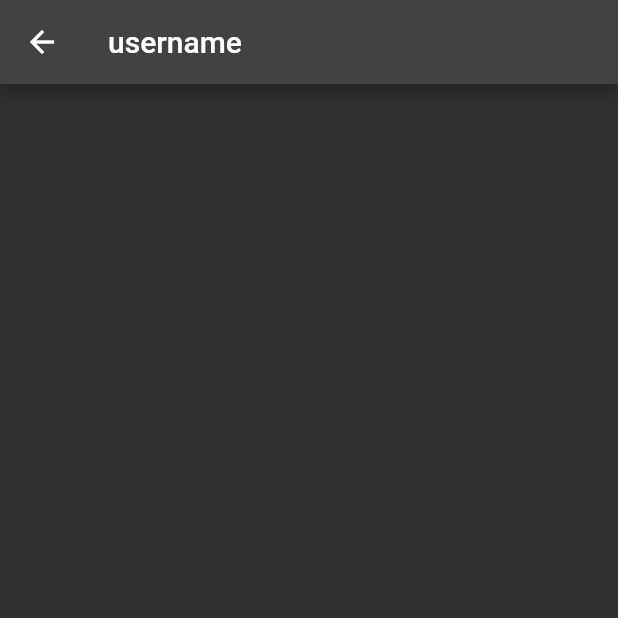
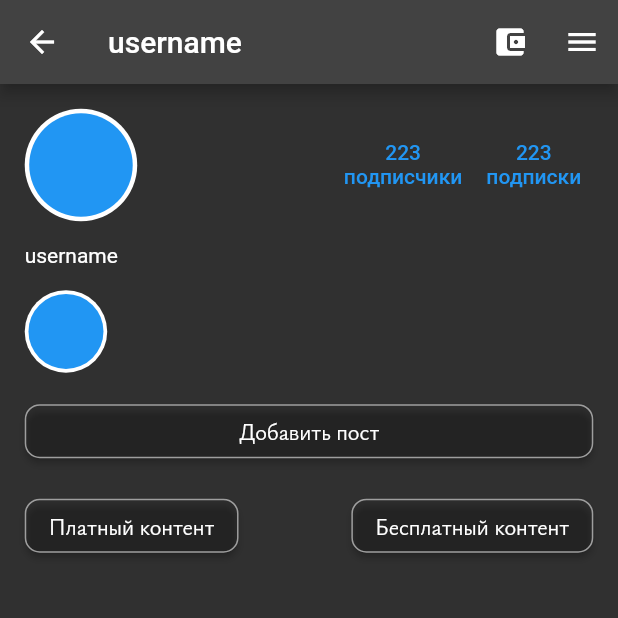
Before and after one commit to Young-dog/resource_app_test, a Flutter app: the ProfileScreen screen opened by its route, on a phone screen of 412 x 824 dp, the top half of it. Run offline on Flutter 3.47's test engine with Material 2 defaults, Android fonts, the phone set to English and light mode, and no system bars; our stand-ins replace cloud_firestore, equatable, firebase_auth, firebase_core, flutter_bloc, flutter_svg and 1 more; accounts and stored records are empty; statements that could not run were skipped.

Commit message:
Working on profile_screen

```diff
--- a/lib/features/profile/view/profile_screen.dart
+++ b/lib/features/profile/view/profile_screen.dart
@@ -1,19 +1,92 @@
 import 'package:flutter/material.dart';
+import 'package:resourse_app/features/profile/widget/followers_buttons.dart';
+import '../../../theme/style_for_text.dart';
+import '../../auth/widgets/button_for_auth_screen.dart';
+import '../widget/descriptions_for_profile.dart';
+import '../widget/save_histories.dart';
+import '../widget/user_image.dart';
 
 class ProfileScreen extends StatelessWidget {
   static const String id = 'profile_screen';
+
   const ProfileScreen({Key? key}) : super(key: key);
 
   @override
   Widget build(BuildContext context) {
-    return Scaffold(
-      appBar: AppBar(
-        title: Text('username'),
-      ),
-      body: Column(
-        children: <Widget>[
+    final theme = Theme
+        .of(context)
+        .textTheme;
+    double wh = MediaQuery
+        .of(context)
+        .size
+        .width;
+    double hh = MediaQuery
+        .of(context)
+        .size
+        .height;
 
-        ],
+    return SafeArea(
+      child: Scaffold(
+        appBar: AppBar(
+          title: const Text('username'),
+          actions: [
+            IconButton(
+              onPressed: () {},
+              icon: const Icon(Icons.account_balance_wallet),
+            ),
+            IconButton(
+              onPressed: () {},
+              icon: const Icon(Icons.menu),
+            ),
+          ],
+        ),
+        body: Padding(
+          padding: EdgeInsets.symmetric(
+              horizontal: wh * 0.04, vertical: hh * 0.02),
+          child: ListView(
+            children: <Widget>[
+              const Row(
+                mainAxisAlignment: MainAxisAlignment.spaceBetween,
+                children: <Widget>[
+                  UserImage(),
+                  FollowersButtons(),
+                ],
+              ),
+              const SizedBox(height: 15,),
+              const DescriptionsForProfile(),
+              const SizedBox(height: 15,),
+              const Align(alignment: Alignment.centerLeft, child: SaveHistories(),),
+              const SizedBox(height: 15,),
+              ButtonForAuthScreen(
+                name: 'Добавить пост',
+                theme: styleForButtonAuth,
+                type: false,
+                color: Colors.transparent,
+                voidCallback: () {},
+              ),
+              const SizedBox(height: 15,),
+              Row(
+                mainAxisAlignment: MainAxisAlignment.spaceBetween,
+                children: <Widget>[
+                  ButtonForAuthScreen(
+                    name: 'Платный контент',
+                    theme: styleForButtonAuth,
+                    type: false,
+                    color: Colors.transparent,
+                    voidCallback: () {},
+                  ),
+                  ButtonForAuthScreen(
+                    name: 'Бесплатный контент',
+                    theme: styleForButtonAuth,
+                    type: false,
+                    color: Colors.transparent,
+                    voidCallback: () {},
+                  ),
+                ],
+              ),
+            ],
+          ),
+        ),
       ),
     );
   }
--- /dev/null
+++ b/lib/features/profile/widget/descriptions_for_profile.dart
@@ -0,0 +1,10 @@
+import 'package:flutter/material.dart';
+
+class DescriptionsForProfile extends StatelessWidget {
+  const DescriptionsForProfile({Key? key}) : super(key: key);
+
+  @override
+  Widget build(BuildContext context) {
+    return const Text("username");
+  }
+}
--- a/lib/features/profile/widget/fllowers_buttons.dart
+++ /dev/null
@@ -1,10 +0,0 @@
-import 'package:flutter/material.dart';
-
-class FollowersButtons extends StatelessWidget {
-  const FollowersButtons({Key? key}) : super(key: key);
-
-  @override
-  Widget build(BuildContext context) {
-    return const Placeholder();
-  }
-}
--- /dev/null
+++ b/lib/features/profile/widget/followers_buttons.dart
@@ -0,0 +1,34 @@
+import 'package:flutter/material.dart';
+
+class FollowersButtons extends StatelessWidget {
+  const FollowersButtons({Key? key}) : super(key: key);
+
+  @override
+  Widget build(BuildContext context) {
+    double wh = MediaQuery.of(context).size.width;
+
+    return Row(
+      mainAxisAlignment: MainAxisAlignment.spaceBetween,
+      children: <Widget>[
+        TextButton(
+          onPressed: () {},
+          child: const Column(
+            children: [
+              Text('223'),
+              Text('подписчики'),
+            ],
+          ),
+        ),
+        TextButton(
+          onPressed: () {},
+          child: const Column(
+            children: [
+              Text('223'),
+              Text('подписки'),
+            ],
+          ),
+        ),
+      ],
+    );
+  }
+}
--- /dev/null
+++ b/lib/features/profile/widget/save_histories.dart
@@ -0,0 +1,27 @@
+import 'package:flutter/material.dart';
+
+class SaveHistories extends StatelessWidget {
+  const SaveHistories({Key? key}) : super(key: key);
+
+  @override
+  Widget build(BuildContext context) {
+
+    return Container(
+      width:55,
+      height: 55,
+      decoration: const BoxDecoration(
+        shape: BoxShape.circle,
+        color: Colors.white,
+      ),
+      child: Padding(
+        padding: const EdgeInsets.all(2.5),
+        child: Container(
+          decoration: const BoxDecoration(
+            shape: BoxShape.circle,
+            color: Colors.blue,
+          ),
+        ),
+      ),
+    );
+  }
+}
--- /dev/null
+++ b/lib/features/profile/widget/user_image.dart
@@ -0,0 +1,36 @@
+import 'package:flutter/material.dart';
+
+import 'descriptions_for_profile.dart';
+
+class UserImage extends StatefulWidget {
+  const UserImage({Key? key}) : super(key: key);
+
+  @override
+  State<UserImage> createState() => _UserImageState();
+}
+
+class _UserImageState extends State<UserImage> {
+  @override
+  Widget build(BuildContext context) {
+    double hh = MediaQuery.of(context).size.height;
+    double wh = MediaQuery.of(context).size.width;
+
+    return Container(
+      width: 75,
+      height: 75,
+      decoration: const BoxDecoration(
+        shape: BoxShape.circle,
+        color: Colors.white,
+      ),
+      child: Padding(
+        padding: const EdgeInsets.all(3),
+        child: Container(
+          decoration: const BoxDecoration(
+            shape: BoxShape.circle,
+            color: Colors.blue,
+          ),
+        ),
+      ),
+    );
+  }
+}
```
